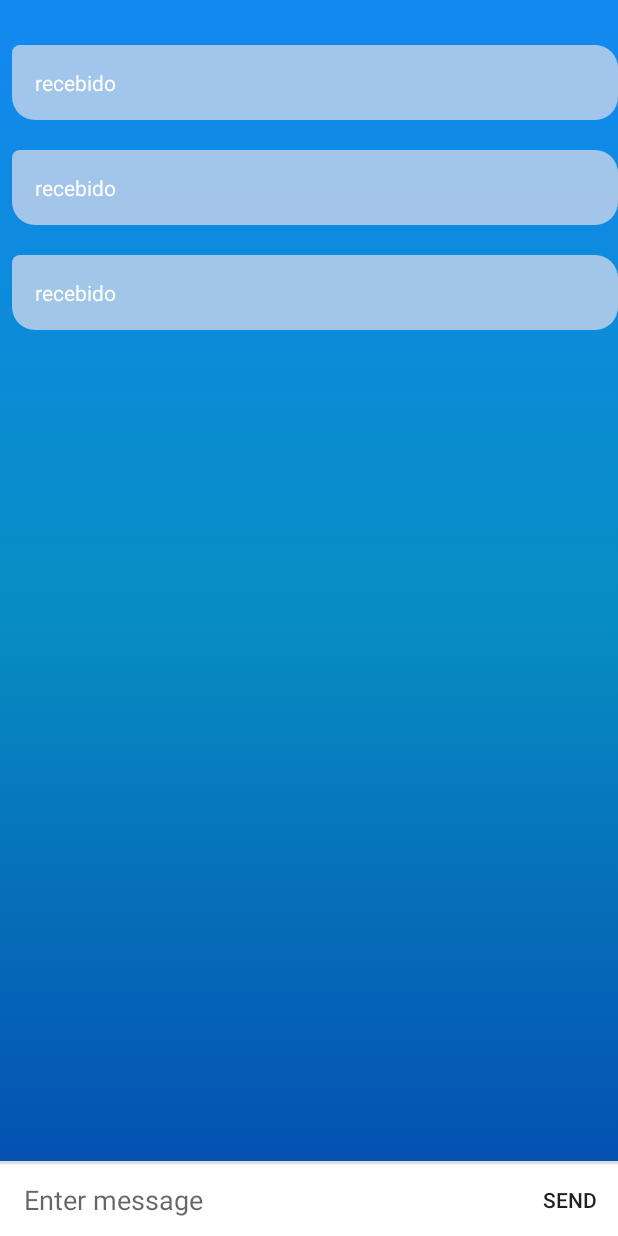
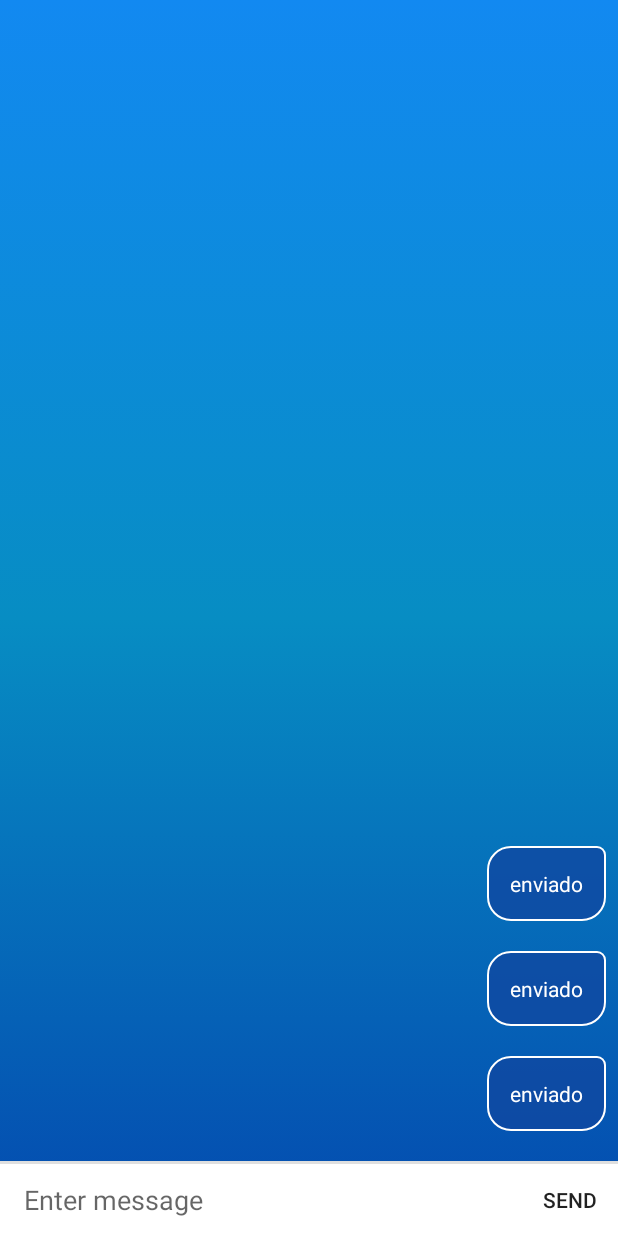
Before and after one commit to LordRadamanthys/agendamentos, an Android app: the layout activity_chat.xml on its own in the app's theme, with its tools: preview values and no code run, on a phone screen of 412 x 824 dp. Run offline under Robolectric (Android 15) with nearby library versions, the light colour scheme and no system bars.

Commit message:
alteração na tela de chat

```diff
--- a/mulheresAG/app/src/main/res/drawable/rounded_reactangle_send.xml
+++ b/mulheresAG/app/src/main/res/drawable/rounded_reactangle_send.xml
@@ -1,7 +1,11 @@
 <shape xmlns:android="http://schemas.android.com/apk/res/android"
     android:shape="rectangle">
-    <solid android:color="#CEC5D4EC" />
+    <solid android:color="#CE1048A2" />
     <corners
         android:radius="15dp"
         android:topRightRadius="5dp" />
+    <stroke android:width="1dp"
+        android:color="#fff" />
+
+
 </shape>
--- a/mulheresAG/app/src/main/res/drawable/rounded_rectangle_received.xml
+++ b/mulheresAG/app/src/main/res/drawable/rounded_rectangle_received.xml
@@ -4,4 +4,6 @@
     <corners
         android:topLeftRadius="5dp"
         android:radius="15dp" />
+    <stroke android:width="1dp"
+        android:color="#CE023992" />
 </shape>
--- a/mulheresAG/app/src/main/res/layout/activity_chat.xml
+++ b/mulheresAG/app/src/main/res/layout/activity_chat.xml
@@ -67,6 +67,7 @@
         app:layout_constraintStart_toStartOf="parent"
         app:layout_constraintTop_toTopOf="parent"
         app:layout_constraintVertical_bias="0.0"
-        tools:listitem="@layout/item_message_received"/>
+        tools:listitem="@layout/item_message_send"
+        app:stackFromEnd="true" />
 
 </androidx.constraintlayout.widget.ConstraintLayout>
--- a/mulheresAG/app/src/main/res/layout/item_message_received.xml
+++ b/mulheresAG/app/src/main/res/layout/item_message_received.xml
@@ -8,13 +8,12 @@
     >
 
     <androidx.constraintlayout.widget.ConstraintLayout
-        android:layout_width="match_parent"
+        android:layout_width="0dp"
         android:layout_height="wrap_content"
         android:layout_marginStart="8dp"
         android:background="@drawable/rounded_rectangle_received"
         android:padding="15dp"
         app:layout_constraintBottom_toBottomOf="parent"
-        app:layout_constraintEnd_toEndOf="parent"
         app:layout_constraintStart_toStartOf="parent"
         app:layout_constraintTop_toTopOf="parent"
         tools:ignore="MissingConstraints">
@@ -23,12 +22,12 @@
             android:id="@+id/textView_message_re"
             android:layout_width="0dp"
             android:layout_height="wrap_content"
+            android:maxWidth="300dp"
             android:text="recebido"
             android:textColor="#fff"
             android:textColorHint="#fff"
             android:textSize="14sp"
             app:layout_constraintBottom_toBottomOf="parent"
-            app:layout_constraintEnd_toEndOf="parent"
             app:layout_constraintStart_toStartOf="parent"
             app:layout_constraintTop_toTopOf="parent" />
     </androidx.constraintlayout.widget.ConstraintLayout>
--- a/mulheresAG/app/src/main/res/layout/item_message_send.xml
+++ b/mulheresAG/app/src/main/res/layout/item_message_send.xml
@@ -8,28 +8,27 @@
     >
 
     <androidx.constraintlayout.widget.ConstraintLayout
-        android:layout_width="match_parent"
+        android:layout_width="0dp"
         android:layout_height="match_parent"
-        android:layout_marginStart="32dp"
         android:layout_marginEnd="8dp"
         android:background="@drawable/rounded_reactangle_send"
         android:padding="15dp"
         app:layout_constraintBottom_toBottomOf="parent"
         app:layout_constraintEnd_toEndOf="parent"
-        app:layout_constraintStart_toStartOf="parent"
         app:layout_constraintTop_toTopOf="parent">
 
         <TextView
             android:id="@+id/textView_message_send"
             android:layout_width="0dp"
             android:layout_height="wrap_content"
+            android:maxWidth="300dp"
             android:text="enviado"
+            android:textAlignment="viewEnd"
             android:textColor="#fff"
             android:textColorHint="#fff"
             android:textSize="14sp"
             app:layout_constraintBottom_toBottomOf="parent"
             app:layout_constraintEnd_toEndOf="parent"
-            app:layout_constraintStart_toStartOf="parent"
             app:layout_constraintTop_toTopOf="parent" />
 
     </androidx.constraintlayout.widget.ConstraintLayout>
```
Also changed, not shown: mulheresAG/app/src/main/java/com/example/mulheresag/ChatActivity.kt (+18 -11 lines).
